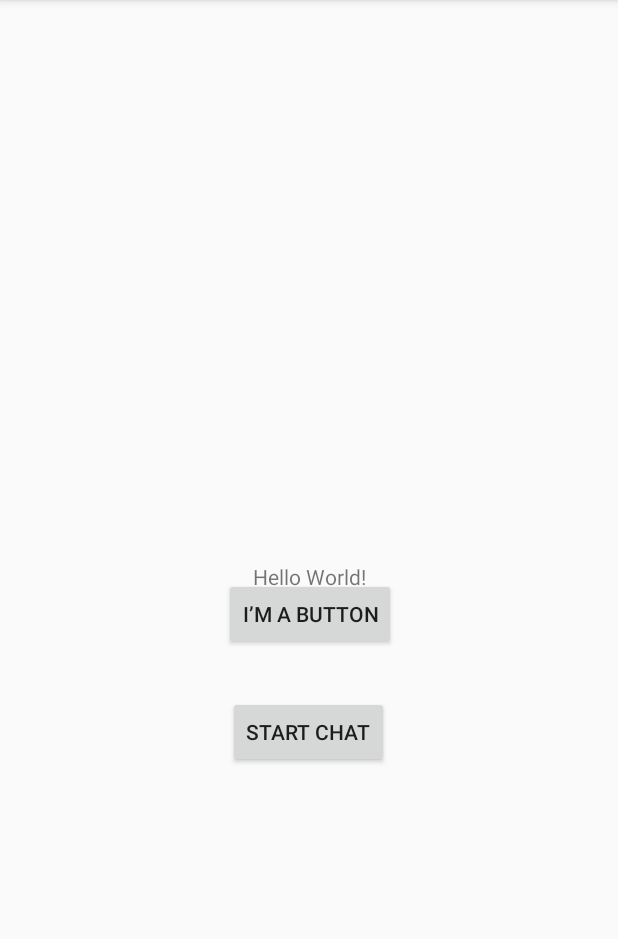
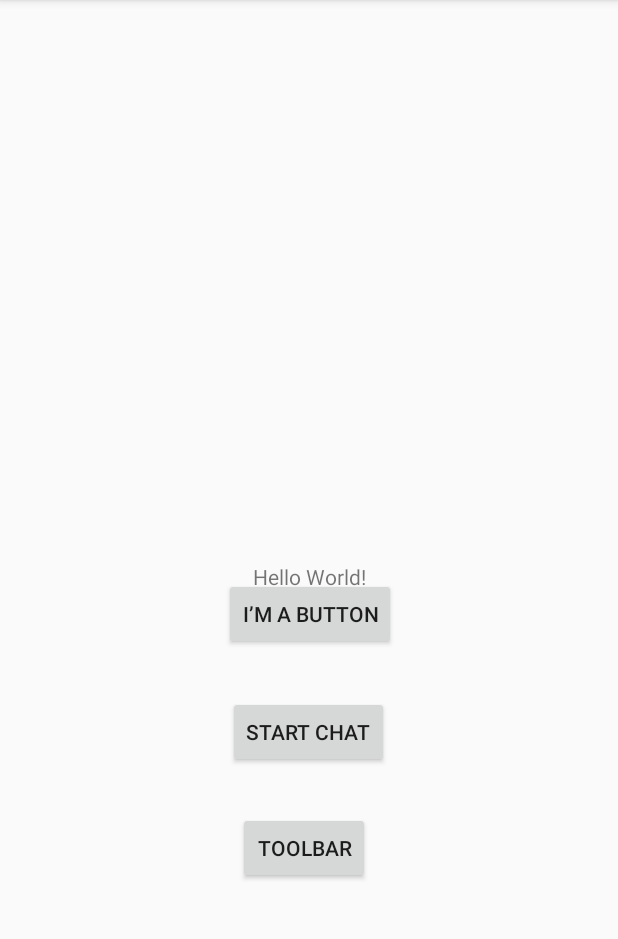
Before and after one commit to keveniskander/Android_A1, an Android app: the MainActivity screen opened directly, with no data from a screen before it, on a phone screen of 412 x 824 dp, the part 84-1023 px from its top. Run offline under Robolectric (Android 15) with nearby library versions, the phone set to English and light mode, and no system bars.

Commit message:
A2 Part 4, task 6 complete

```diff
--- a/app/src/main/res/layout/activity_main.xml
+++ b/app/src/main/res/layout/activity_main.xml
@@ -37,4 +37,14 @@
         app:layout_constraintStart_toStartOf="parent"
         app:layout_constraintTop_toTopOf="parent" />
 
+    <Button
+        android:id="@+id/toolbar_button"
+        android:layout_width="wrap_content"
+        android:layout_height="wrap_content"
+        android:layout_marginTop="29dp"
+        android:layout_marginEnd="165dp"
+        android:text="@string/toolbar_button_text"
+        app:layout_constraintEnd_toEndOf="parent"
+        app:layout_constraintTop_toBottomOf="@+id/StartChat" />
+
 </androidx.constraintlayout.widget.ConstraintLayout>
--- a/app/src/main/res/menu/menu_main.xml
+++ b/app/src/main/res/menu/menu_main.xml
@@ -3,17 +3,17 @@
     xmlns:app="http://schemas.android.com/apk/res-auto">
 
     <item
-        android:id="@+id/action_one"
+        android:id="@+id/option1"
         android:icon="@drawable/ic_baseline_add_24"
         android:orderInCategory="101"
         android:title="One"
         app:showAsAction="always" />
-    <item android:id="@+id/action_two"
+    <item android:id="@+id/option2"
         android:title="One"
         android:icon="@drawable/ic_baseline_add_24"
         android:orderInCategory="101"
         app:showAsAction="always" />
-    <item android:id="@+id/action_three"
+    <item android:id="@+id/option3"
         android:title="One"
         android:icon="@drawable/ic_baseline_add_24"
         android:orderInCategory="101"
--- a/app/src/main/res/values/strings.xml
+++ b/app/src/main/res/values/strings.xml
@@ -18,6 +18,7 @@
     <string name="StartChat">Start Chat</string>
     <string name="SendChat">Send</string>
     <string name="title_activity_test_toolbar">TestToolbar</string>
+    <string name="toolbar_button_text">Toolbar</string>
     <!-- Strings used for fragments for navigation -->
 <!--    <string name="first_fragment_label">First Fragment</string>-->
 <!--    <string name="second_fragment_label">Second Fragment</string>-->
```
Also changed, not shown: app/src/main/java/com/example/androidassignments/TestToolbar.java (+15 -0 lines), 1 other file.
